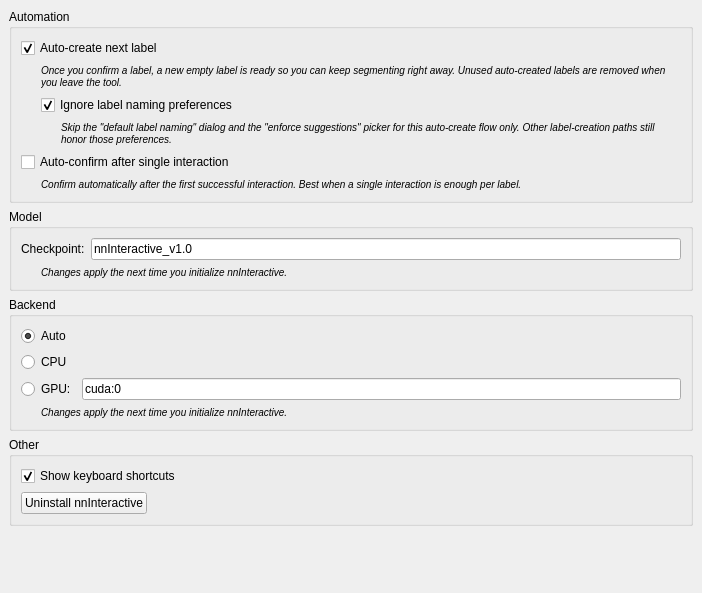
Before: the Qt Designer form Plugins/org.mitk.gui.qt.segmentation/src/internal/QmitknnInteractivePreferencePage.ui in MITK/MITK, drawn with Qt 5.
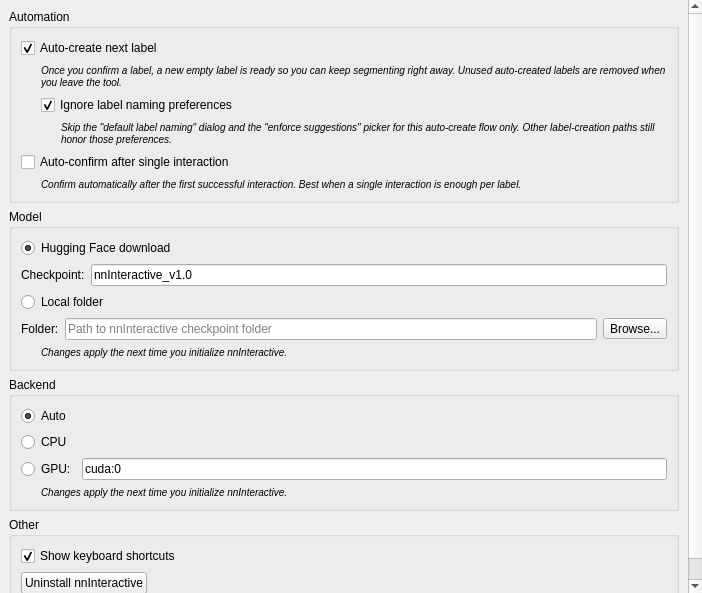
After: the same form once the commit is applied.

Commit message: Add support for local checkpoints

What changed in the file:
```diff
--- a/Plugins/org.mitk.gui.qt.segmentation/src/internal/QmitknnInteractivePreferencePage.ui
+++ b/Plugins/org.mitk.gui.qt.segmentation/src/internal/QmitknnInteractivePreferencePage.ui
@@ -163,6 +163,19 @@
           <string>Model</string>
          </property>
          <layout class="QVBoxLayout" name="verticalLayout_2">
+          <item>
+           <widget class="QRadioButton" name="hfSourceRadioButton">
+            <property name="toolTip">
+             <string>Download the selected checkpoint from Hugging Face on demand.</string>
+            </property>
+            <property name="text">
+             <string>Hugging Face download</string>
+            </property>
+            <property name="checked">
+             <bool>true</bool>
+            </property>
+           </widget>
+          </item>
           <item>
            <layout class="QHBoxLayout" name="horizontalLayout_2">
             <item>
@@ -187,6 +200,44 @@
             </item>
            </layout>
           </item>
+          <item>
+           <widget class="QRadioButton" name="localSourceRadioButton">
+            <property name="toolTip">
+             <string>Use a checkpoint folder already present on disk.</string>
+            </property>
+            <property name="text">
+             <string>Local folder</string>
+            </property>
+           </widget>
+          </item>
+          <item>
+           <layout class="QHBoxLayout" name="localModelPathLayout">
+            <item>
+             <widget class="QLabel" name="localModelPathLabel">
+              <property name="text">
+               <string>Folder:</string>
+              </property>
+              <property name="buddy">
+               <cstring>localModelPathLineEdit</cstring>
+              </property>
+             </widget>
+            </item>
+            <item>
+             <widget class="QLineEdit" name="localModelPathLineEdit">
+              <property name="placeholderText">
+               <string>Path to nnInteractive checkpoint folder</string>
+              </property>
+             </widget>
+            </item>
+            <item>
+             <widget class="QToolButton" name="localModelPathBrowseButton">
+              <property name="text">
+               <string>Browse...</string>
+              </property>
+             </widget>
+            </item>
+           </layout>
+          </item>
           <item>
            <widget class="QLabel" name="modelRestartNoteLabel">
             <property name="font">
```
Left out of the diff: 4 changed lines with no effect on the pictures. The commit also changes 4 other files.
